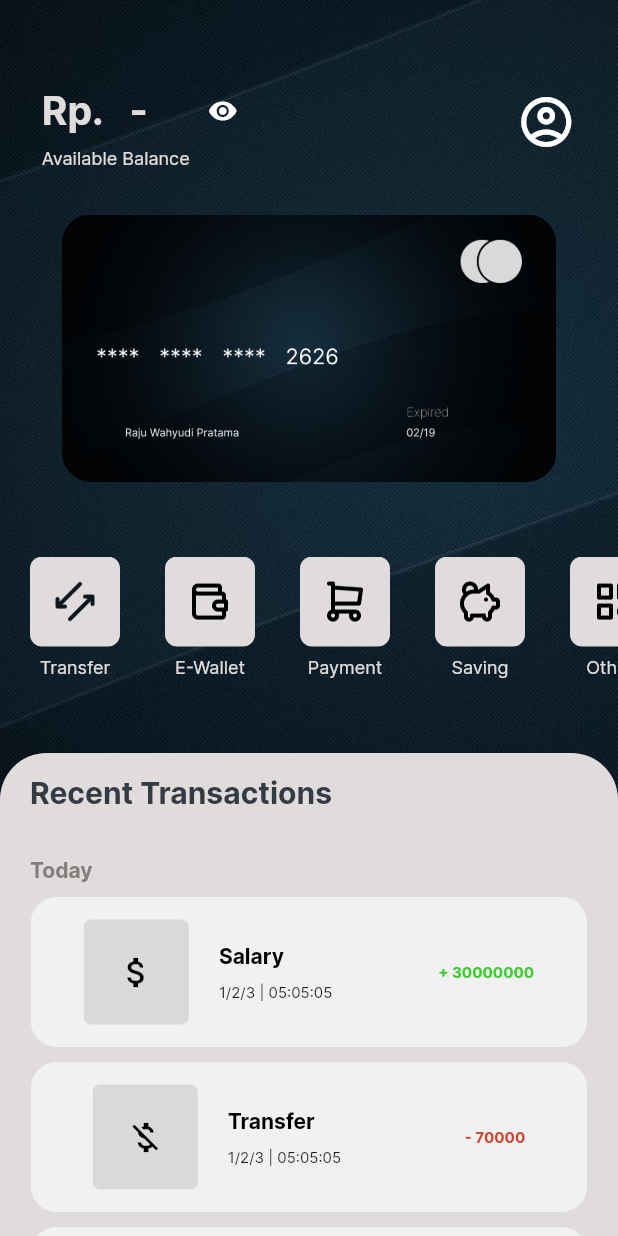
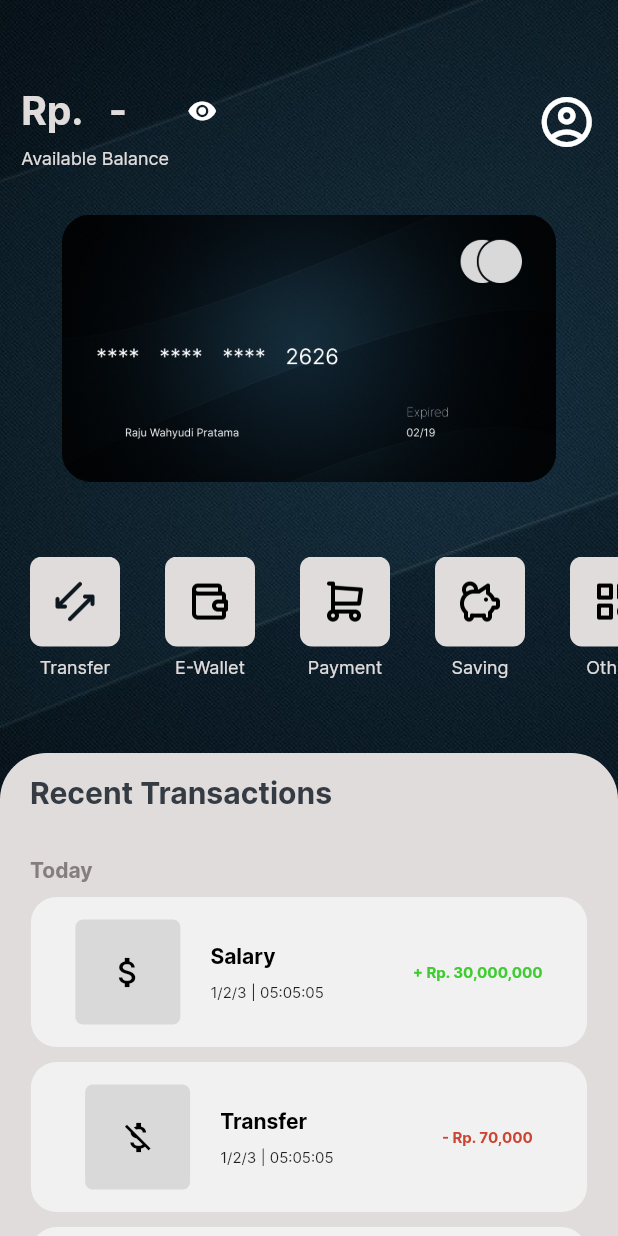
Before and after one commit to rajuwahyudii/mainmenu_mobile_banking-Flutter, a Flutter app: the screen it shows after launch, on a phone screen of 412 x 824 dp. Run offline on Flutter 3.47's test engine with Material 2 defaults, Android fonts, the phone set to English and light mode, and no system bars.

Commit message:
change format number in history and balance information to currency format

```diff
--- a/lib/widgets/history.dart
+++ b/lib/widgets/history.dart
@@ -1,4 +1,5 @@
 import "package:flutter/material.dart";
+import 'package:intl/intl.dart';
 import 'package:mobile_banking_menu/theme/color.dart';
 import 'package:mobile_banking_menu/theme/font.dart';
 
@@ -22,6 +23,10 @@ class HistoryWidget extends StatelessWidget {
 
   @override
   Widget build(BuildContext context) {
+    final formatCurrency = NumberFormat.currency(
+      name: "Rp. ",
+      decimalDigits: 0,
+    );
     Size size = MediaQuery.of(context).size;
 
     //body of history widget
@@ -80,7 +85,9 @@ class HistoryWidget extends StatelessWidget {
               ],
             ),
             Text(
-              isCahsin == true ? "+ $balance" : "- $balance",
+              isCahsin == true
+                  ? "+ ${formatCurrency.format(balance)}"
+                  : "- ${formatCurrency.format(balance)}",
               style: isCahsin == true ? cashinTextStyle : cashoutTextStyle,
             )
           ],
--- a/lib/widgets/information_balance.dart
+++ b/lib/widgets/information_balance.dart
@@ -1,4 +1,5 @@
 import 'package:flutter/material.dart';
+import 'package:intl/intl.dart';
 import 'package:mobile_banking_menu/theme/color.dart';
 import 'package:mobile_banking_menu/theme/font.dart';
 
@@ -20,6 +21,10 @@ class InformationBalanceWidget extends StatefulWidget {
 class _InformationBalanceWidgetState extends State<InformationBalanceWidget> {
   @override
   Widget build(BuildContext context) {
+    final formatCurrency = NumberFormat.currency(
+      name: "Rp. ",
+      decimalDigits: 0,
+    );
     return Container(
       width: widget.width,
       padding: const EdgeInsets.only(
@@ -30,14 +35,16 @@ class _InformationBalanceWidgetState extends State<InformationBalanceWidget> {
         mainAxisAlignment: MainAxisAlignment.spaceEvenly,
         children: [
           SizedBox(
-            width: widget.width * 0.7,
+            width: widget.width * 0.8,
             child: Column(
               crossAxisAlignment: CrossAxisAlignment.start,
               children: [
                 Row(
                   children: [
                     Text(
-                      widget.id == 1 ? "Rp.   - " : "Rp. ${widget.balance}",
+                      widget.id == 1
+                          ? "Rp.   - "
+                          : formatCurrency.format(widget.balance),
                       style: balanceTextStyle,
                     ),
                     const SizedBox(
```
